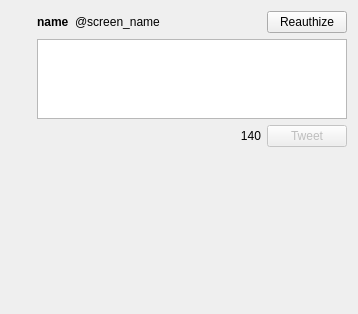
Qt form tweetdialog.ui (ioriayane/KanmusuMemory) before a commit.
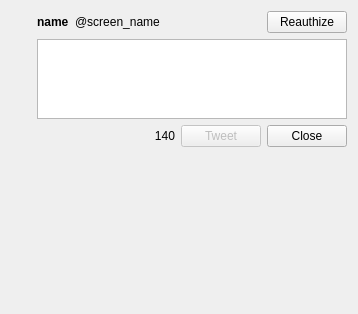
The same form after that commit. Icons and pictures are not drawn.

Commit message: add close button in tweet dialog

```diff
--- a/tweetdialog.ui
+++ b/tweetdialog.ui
@@ -142,6 +142,13 @@
          </property>
         </widget>
        </item>
+       <item>
+        <widget class="QPushButton" name="closeButton">
+         <property name="text">
+          <string>Close</string>
+         </property>
+        </widget>
+       </item>
       </layout>
      </item>
      <item>
```
The commit also changes 3 other files.
